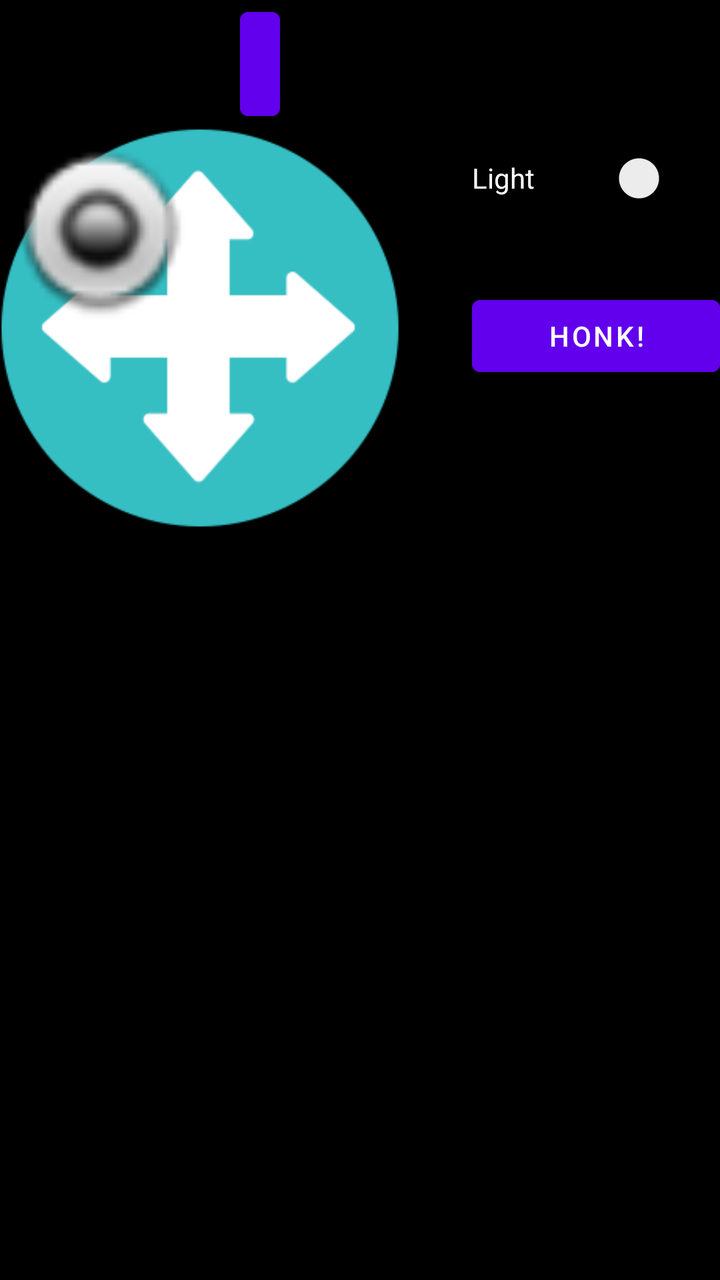
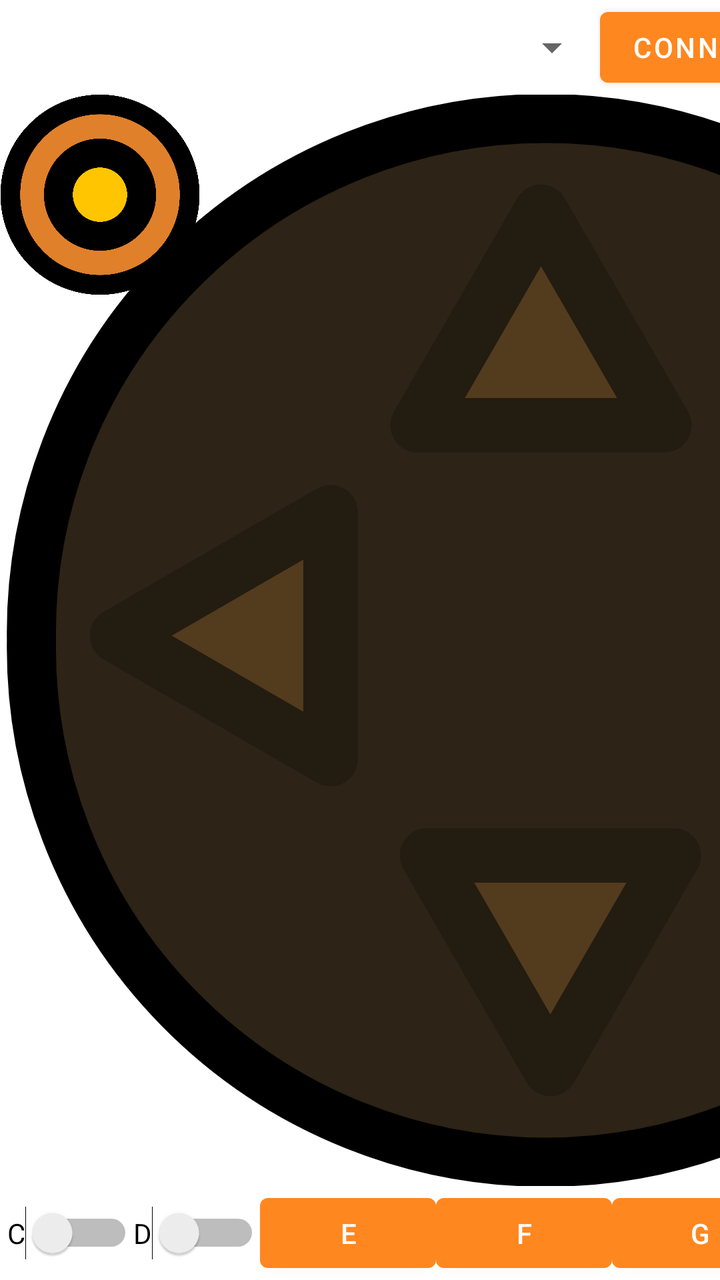

An Android layout rendered at two revisions. The XML below is the earlier revision; the diff shows what the commit changed to produce the second picture.
<!-- AndroidManifest.xml: application theme Theme.BtSerialRemote -->
<!-- res/layout/main_activity.xml -->
<?xml version="1.0" encoding="utf-8"?>
<FrameLayout xmlns:android="http://schemas.android.com/apk/res/android"
    xmlns:app="http://schemas.android.com/apk/res-auto"
    xmlns:tools="http://schemas.android.com/tools"
    android:layout_width="match_parent"
    android:layout_height="match_parent"
    android:background="@color/black"
    android:theme="@style/ThemeOverlay.BtSerialRemote.FullscreenContainer"
    tools:context=".MainActivity">

    <LinearLayout
        android:layout_width="match_parent"
        android:layout_height="match_parent"
        android:orientation="vertical">

        <LinearLayout
            android:layout_width="match_parent"
            android:layout_height="64dp"
            android:orientation="horizontal">

            <Spinner
                android:id="@+id/btDevice"
                android:layout_width="400dp"
                android:layout_height="match_parent"
                android:layout_weight="1"
                android:spinnerMode="dropdown" />

            <Button
                android:id="@+id/connect"
                android:layout_width="300dp"
                android:layout_height="match_parent"
                android:layout_weight="1"
                android:text="Connect" />

            <TextView
                android:id="@+id/status"
                android:layout_width="500dp"
                android:layout_height="match_parent"
                android:layout_weight="1"
                android:textColor="@color/white" />
        </LinearLayout>

        <LinearLayout
            android:layout_width="match_parent"
            android:layout_height="match_parent"
            android:orientation="horizontal">

            <RelativeLayout
                android:layout_width="wrap_content"
                android:layout_height="wrap_content"
                android:layout_weight="1">

                <ImageView
                    android:id="@+id/leftJoystick"
                    android:layout_width="200dp"
                    android:layout_height="200dp"
                    android:layout_weight="1"
                    android:scaleType="fitCenter"
                    app:srcCompat="@drawable/pad" />

                <RelativeLayout
                    android:id="@+id/leftKnob"
                    android:layout_width="wrap_content"
                    android:layout_height="wrap_content">

                    <ImageView
                        android:id="@+id/imageView2"
                        android:layout_width="100dp"
                        android:layout_height="100dp"
                        android:layout_weight="1"
                        app:srcCompat="@android:drawable/radiobutton_on_background" />
                </RelativeLayout>

            </RelativeLayout>

            <LinearLayout
                android:layout_width="wrap_content"
                android:layout_height="match_parent"
                android:layout_weight="1"
                android:orientation="vertical">

                <Switch
                    android:id="@+id/switchA"
                    android:layout_width="match_parent"
                    android:layout_height="50dp"
                    android:text="Light"
                    android:textColor="@color/white" />

                <Space
                    android:layout_width="match_parent"
                    android:layout_height="30dp" />

                <Button
                    android:id="@+id/buttonHonk"
                    android:layout_width="match_parent"
                    android:layout_height="wrap_content"
                    android:text="Honk!" />
            </LinearLayout>

        </LinearLayout>
    </LinearLayout>
</FrameLayout>
<!-- resources referenced by this layout -->
<resources>
  <color name="black">#FF000000</color>
  <color name="white">#FFFFFFFF</color>
  <!-- drawable pad: png bitmap (drawable, 8099 bytes) -->
  <style name="ThemeOverlay.BtSerialRemote.FullscreenContainer" parent="">
          <item name="fullscreenBackgroundColor">@color/light_blue_600</item>
          <item name="fullscreenTextColor">@color/light_blue_A200</item>
      </style>
  <style name="Theme.BtSerialRemote" parent="Theme.MaterialComponents.DayNight.DarkActionBar">
          
          <item name="colorPrimary">@color/purple_500</item>
          <item name="colorPrimaryVariant">@color/purple_700</item>
          <item name="colorOnPrimary">@color/white</item>
          
          <item name="colorSecondary">@color/teal_200</item>
          <item name="colorSecondaryVariant">@color/teal_700</item>
          <item name="colorOnSecondary">@color/black</item>
          
          <item name="android:statusBarColor" tools:targetApi="l">?attr/colorPrimaryVariant</item>
          
      </style>
  <color name="light_blue_600">#FF039BE5</color>
  <color name="light_blue_A200">#FF40C4FF</color>
  <color name="purple_500">#FF6200EE</color>
  <color name="purple_700">#FF3700B3</color>
  <color name="teal_200">#FF03DAC5</color>
  <color name="teal_700">#FF018786</color>
</resources>

<!-- the commit's change to res/layout/main_activity.xml (unified diff, before → after) -->
@@ -4,59 +4,96 @@
     xmlns:tools="http://schemas.android.com/tools"
     android:layout_width="match_parent"
     android:layout_height="match_parent"
-    android:background="@color/black"
+    android:background="?android:colorBackground"
     android:theme="@style/ThemeOverlay.BtSerialRemote.FullscreenContainer"
-    tools:context=".MainActivity">
+    tools:context="com.poconoco.tests.btserialremote.MainActivity">
 
     <LinearLayout
         android:layout_width="match_parent"
         android:layout_height="match_parent"
         android:orientation="vertical">
 
+        <androidx.constraintlayout.widget.ConstraintLayout
+            android:id="@+id/linearLayout"
+            android:layout_width="match_parent"
+            android:layout_height="wrap_content"
+            android:layout_weight="1">
+
+            <Spinner
+                android:id="@+id/btDevice"
+                android:layout_width="300dp"
+                android:layout_height="0dp"
+                android:spinnerMode="dropdown"
+                app:layout_constraintBottom_toBottomOf="parent"
+                app:layout_constraintEnd_toStartOf="@+id/connect"
+                app:layout_constraintStart_toStartOf="parent"
+                app:layout_constraintTop_toTopOf="parent" />
+
+            <Button
+                android:id="@+id/connect"
+                android:layout_width="0dp"
+                android:layout_height="wrap_content"
+                android:text="Connect"
+                app:layout_constraintStart_toEndOf="@+id/btDevice"
+                app:layout_constraintTop_toTopOf="@+id/btDevice" />
+
+            <TextView
+                android:id="@+id/status"
+                android:layout_width="0dp"
+                android:layout_height="25dp"
+                android:layout_marginStart="10dp"
+                android:layout_marginEnd="10dp"
+                android:text="Ready to connect"
+                android:textColor="@color/white"
+                app:layout_constraintBottom_toBottomOf="parent"
+                app:layout_constraintEnd_toEndOf="parent"
+                app:layout_constraintStart_toEndOf="@+id/connect"
+                app:layout_constraintTop_toTopOf="parent" />
+
+        </androidx.constraintlayout.widget.ConstraintLayout>
+
         <LinearLayout
             android:layout_width="match_parent"
-            android:layout_height="64dp"
+            android:layout_height="wrap_content"
+            android:layout_weight="100"
             android:orientation="horizontal">
 
-            <Spinner
-                android:id="@+id/btDevice"
-                android:layout_width="400dp"
+            <RelativeLayout
+                android:layout_width="wrap_content"
                 android:layout_height="match_parent"
-                android:layout_weight="1"
-                android:spinnerMode="dropdown" />
-
-            <Button
-                android:id="@+id/connect"
-                android:layout_width="300dp"
-                android:layout_height="match_parent"
-                android:layout_weight="1"
-                android:text="Connect" />
-
-            <TextView
-                android:id="@+id/status"
-                android:layout_width="500dp"
-                android:layout_height="match_parent"
-                android:layout_weight="1"
-                android:textColor="@color/white" />
-        </LinearLayout>
-
-        <LinearLayout
-            android:layout_width="match_parent"
-            android:layout_height="match_parent"
-            android:orientation="horizontal">
-
-            <RelativeLayout
-                android:layout_width="wrap_content"
-                android:layout_height="wrap_content"
-                android:layout_weight="1">
-
-                <ImageView
-                    android:id="@+id/leftJoystick"
-                    android:layout_width="200dp"
-                    android:layout_height="200dp"
-                    android:layout_weight="1"
-                    android:scaleType="fitCenter"
-                    app:srcCompat="@drawable/pad" />
+                android:layout_weight="0.5">
+
+                <androidx.constraintlayout.widget.ConstraintLayout
+                    android:layout_width="match_parent"
+                    android:layout_height="match_parent"
+                    tools:context=".MainActivity">
+
+                    <androidx.constraintlayout.widget.Guideline
+                        android:id="@+id/leftGuideline"
+                        android:layout_width="wrap_content"
+                        android:layout_height="wrap_content"
+                        android:orientation="horizontal"
+                        app:layout_constraintGuide_percent="0.5" />
+
+                    <ImageView
+                        android:id="@+id/leftJoystick"
+                        android:layout_width="0dp"
+                        android:layout_height="0dp"
+
+                        android:layout_marginTop="20dp"
+                        android:layout_marginBottom="20dp"
+                        android:scaleType="fitCenter"
+                        app:layout_constraintBottom_toBottomOf="parent"
+                        app:layout_constraintDimensionRatio="1"
+                        app:layout_constraintEnd_toEndOf="parent"
+
+                        app:layout_constraintHeight_percent="1.0"
+                        app:layout_constraintHorizontal_bias="0.0"
+                        app:layout_constraintStart_toStartOf="parent"
+                        app:layout_constraintTop_toTopOf="parent"
+                        app:srcCompat="@drawable/pad" />
+
+                </androidx.constraintlayout.widget.ConstraintLayout>
 
                 <RelativeLayout
                     android:id="@+id/leftKnob"
@@ -68,35 +105,109 @@
                         android:layout_width="100dp"
                         android:layout_height="100dp"
                         android:layout_weight="1"
-                        app:srcCompat="@android:drawable/radiobutton_on_background" />
+                        app:srcCompat="@drawable/knob" />
                 </RelativeLayout>
 
             </RelativeLayout>
 
-            <LinearLayout
-                android:layout_width="wrap_content"
-                android:layout_height="match_parent"
-                android:layout_weight="1"
-                android:orientation="vertical">
-
-                <Switch
-                    android:id="@+id/switchA"
-                    android:layout_width="match_parent"
-                    android:layout_height="50dp"
-                    android:text="Light"
-                    android:textColor="@color/white" />
-
-                <Space
-                    android:layout_width="match_parent"
-                    android:layout_height="30dp" />
-
-                <Button
-                    android:id="@+id/buttonHonk"
-                    android:layout_width="match_parent"
-                    android:layout_height="wrap_content"
-                    android:text="Honk!" />
-            </LinearLayout>
-
         </LinearLayout>
+
+        <androidx.constraintlayout.widget.ConstraintLayout
+            android:id="@+id/linearLayout2"
+            android:layout_width="match_parent"
+            android:layout_height="wrap_content"
+            android:layout_weight="1">
+
+            <Switch
+                android:id="@+id/switchA"
+                android:layout_width="wrap_content"
+                android:layout_height="0dp"
+                android:text="A"
+                app:layout_constraintBottom_toBottomOf="parent"
+                app:layout_constraintEnd_toStartOf="@+id/switchB"
+                app:layout_constraintHorizontal_bias="0.5"
+                app:layout_constraintStart_toStartOf="parent"
+                app:layout_constraintTop_toTopOf="parent" />
+
+            <Switch
+                android:id="@+id/switchB"
+                android:layout_width="wrap_content"
+                android:layout_height="0dp"
+                android:text="B"
+                app:layout_constraintBottom_toBottomOf="parent"
+                app:layout_constraintEnd_toStartOf="@+id/switchC"
+                app:layout_constraintHorizontal_bias="0.5"
+                app:layout_constraintStart_toEndOf="@+id/switchA"
+                app:layout_constraintTop_toTopOf="parent"
+                app:layout_constraintVertical_bias="0.508" />
+
+            <Switch
+                android:id="@+id/switchC"
+                android:layout_width="wrap_content"
+                android:layout_height="0dp"
+                android:text="C"
+                app:layout_constraintBottom_toBottomOf="parent"
+                app:layout_constraintEnd_toStartOf="@+id/switchD"
+                app:layout_constraintHorizontal_bias="0.5"
+                app:layout_constraintStart_toEndOf="@+id/switchB"
+                app:layout_constraintTop_toTopOf="parent"
+                app:layout_constraintVertical_bias="0.508" />
+
+            <Switch
+                android:id="@+id/switchD"
+                android:layout_width="wrap_content"
+                android:layout_height="0dp"
+                android:text="D"
+                app:layout_constraintBottom_toBottomOf="parent"
+                app:layout_constraintEnd_toStartOf="@+id/buttonE"
+                app:layout_constraintHorizontal_bias="0.5"
+                app:layout_constraintStart_toEndOf="@+id/switchC"
+                app:layout_constraintTop_toTopOf="parent" />
+
+            <Button
+                android:id="@+id/buttonE"
+                android:layout_width="wrap_content"
+                android:layout_height="wrap_content"
+                android:text="E"
+                app:layout_constraintBottom_toBottomOf="parent"
+                app:layout_constraintEnd_toStartOf="@+id/buttonF"
+                app:layout_constraintHorizontal_bias="0.5"
+                app:layout_constraintStart_toEndOf="@+id/switchD"
+                app:layout_constraintTop_toTopOf="parent" />
+
+            <Button
+                android:id="@+id/buttonF"
+                android:layout_width="wrap_content"
+                android:layout_height="wrap_content"
+                android:text="F"
+                app:layout_constraintBottom_toBottomOf="parent"
+                app:layout_constraintEnd_toStartOf="@+id/buttonG"
+                app:layout_constraintHorizontal_bias="0.5"
+                app:layout_constraintStart_toEndOf="@+id/buttonE"
+                app:layout_constraintTop_toTopOf="parent" />
+
+            <Button
+                android:id="@+id/buttonG"
+                android:layout_width="wrap_content"
+                android:layout_height="wrap_content"
+                android:text="G"
+                app:layout_constraintBottom_toBottomOf="parent"
+                app:layout_constraintEnd_toStartOf="@+id/buttonH"
+                app:layout_constraintHorizontal_bias="0.5"
+                app:layout_constraintStart_toEndOf="@+id/buttonF"
+                app:layout_constraintTop_toTopOf="parent" />
+
+            <Button
+                android:id="@+id/buttonH"
+                android:layout_width="wrap_content"
+                android:layout_height="wrap_content"
+                android:text="H"
+                app:layout_constraintBottom_toBottomOf="parent"
+                app:layout_constraintEnd_toEndOf="parent"
+                app:layout_constraintHorizontal_bias="0.5"
+                app:layout_constraintStart_toEndOf="@+id/buttonG"
+                app:layout_constraintTop_toTopOf="parent" />
+
+        </androidx.constraintlayout.widget.ConstraintLayout>
     </LinearLayout>
 </FrameLayout>
<!-- resource entries referenced after the edit -->
@@ -1,30 +1,90 @@
 <!-- resources referenced by this layout -->
 <resources>
-  <color name="black">#FF000000</color>
   <color name="white">#FFFFFFFF</color>
-  <!-- drawable pad: png bitmap (drawable, 8099 bytes) -->
+  <!-- drawable knob (drawable) -->
+  <vector xmlns:android="http://schemas.android.com/apk/res/android"
+      android:width="50dp"
+      android:height="50dp"
+      android:viewportWidth="50"
+      android:viewportHeight="50">
+    <path
+        android:pathData="M25,25m-22.412,0a22.412,22.412 0,1 1,44.823 0a22.412,22.412 0,1 1,-44.823 0"
+        android:strokeLineJoin="round"
+        android:strokeWidth="4.92986"
+        android:fillColor="#e0802a"
+        android:strokeColor="#000000"
+        android:fillType="evenOdd"/>
+    <path
+        android:pathData="M25,25m-10.405,0a10.405,10.405 0,1 1,20.811 0a10.405,10.405 0,1 1,-20.811 0"
+        android:strokeLineJoin="round"
+        android:strokeWidth="7.23044"
+        android:fillColor="#ffc500"
+        android:strokeColor="#000000"
+        android:fillType="evenOdd"/>
+  </vector>
+  <!-- drawable pad (drawable) -->
+  <vector xmlns:android="http://schemas.android.com/apk/res/android"
+      android:width="100dp"
+      android:height="100dp"
+      android:viewportWidth="100"
+      android:viewportHeight="100">
+    <path
+        android:pathData="M50,50m47.13,-0a47.13,47.13 0,1 1,-94.25 -0a47.13,47.13 0,1 1,94.25 -0"
+        android:strokeLineJoin="round"
+        android:strokeWidth="4.5"
+        android:fillColor="#2d2316"
+        android:strokeColor="#000000"
+        android:fillType="evenOdd"/>
+    <path
+        android:pathData="m39.13,69.71 l11.3,-0 11.3,-0 -5.65,9.78 -5.65,9.78 -5.65,-9.78z"
+        android:strokeLineJoin="round"
+        android:strokeWidth="5"
+        android:fillColor="#533b1e"
+        android:strokeColor="#231c10"
+        android:fillType="evenOdd"/>
+    <path
+        android:pathData="m60.87,30.29 l-11.3,0 -11.3,0 5.65,-9.78 5.65,-9.78 5.65,9.78z"
+        android:strokeLineJoin="round"
+        android:strokeWidth="5"
+        android:fillColor="#533b1e"
+        android:strokeColor="#231c10"
+        android:fillType="evenOdd"/>
+    <path
+        android:pathData="m69.71,39.13 l-0,11.3 -0,11.3 9.78,-5.65 9.78,-5.65 -9.78,-5.65z"
+        android:strokeLineJoin="round"
+        android:strokeWidth="5"
+        android:fillColor="#533b1e"
+        android:strokeColor="#231c10"
+        android:fillType="evenOdd"/>
+    <path
+        android:pathData="m30.29,60.87 l0,-11.3 0,-11.3 -9.78,5.65 -9.78,5.65 9.78,5.65z"
+        android:strokeLineJoin="round"
+        android:strokeWidth="5"
+        android:fillColor="#533b1e"
+        android:strokeColor="#231c10"
+        android:fillType="evenOdd"/>
+  </vector>
   <style name="ThemeOverlay.BtSerialRemote.FullscreenContainer" parent="">
-          <item name="fullscreenBackgroundColor">@color/light_blue_600</item>
-          <item name="fullscreenTextColor">@color/light_blue_A200</item>
+          <item name="fullscreenBackgroundColor">@color/black_overlay</item>
+          <item name="fullscreenTextColor">@color/white</item>
       </style>
   <style name="Theme.BtSerialRemote" parent="Theme.MaterialComponents.DayNight.DarkActionBar">
           
-          <item name="colorPrimary">@color/purple_500</item>
-          <item name="colorPrimaryVariant">@color/purple_700</item>
+          <item name="colorPrimary">@color/primary_1</item>
+          <item name="colorPrimaryVariant">@color/primary_2</item>
           <item name="colorOnPrimary">@color/white</item>
           
-          <item name="colorSecondary">@color/teal_200</item>
-          <item name="colorSecondaryVariant">@color/teal_700</item>
-          <item name="colorOnSecondary">@color/black</item>
+          <item name="colorSecondary">@color/secondary_1</item>
+          <item name="colorSecondaryVariant">@color/secondary_2</item>
+          <item name="colorOnSecondary">@color/white</item>
           
           <item name="android:statusBarColor" tools:targetApi="l">?attr/colorPrimaryVariant</item>
           
       </style>
-  <color name="light_blue_600">#FF039BE5</color>
-  <color name="light_blue_A200">#FF40C4FF</color>
-  <color name="purple_500">#FF6200EE</color>
-  <color name="purple_700">#FF3700B3</color>
-  <color name="teal_200">#FF03DAC5</color>
-  <color name="teal_700">#FF018786</color>
+  <color name="black_overlay">#66000000</color>
+  <color name="primary_1">#FFff871f</color>
+  <color name="primary_2">#FFbd5700</color>
+  <color name="secondary_1">#FFff9100</color>
+  <color name="secondary_2">#FFd97b00</color>
 </resources>
 
